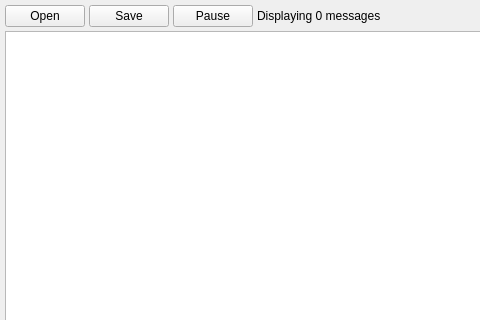
Qt form rqt/rqt_console/src/rqt_console/console.ui (ros-visualization/rqt) before a commit; both pictures show x 0 to 480 and y 0 to 320 of the 838 by 675 pixel window.
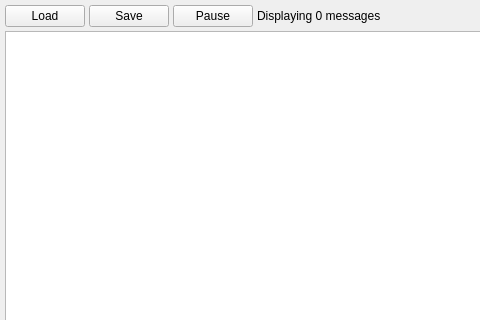
The same form after that commit.

```diff
--- a/rqt/rqt_console/src/rqt_console/console.ui
+++ b/rqt/rqt_console/src/rqt_console/console.ui
@@ -28,7 +28,7 @@
         <string>Open a Message file</string>
        </property>
        <property name="text">
-        <string>Open</string>
+        <string>Load</string>
        </property>
       </widget>
      </item>
```
Left out of the diff: 2 changed lines with no effect on the pictures.
